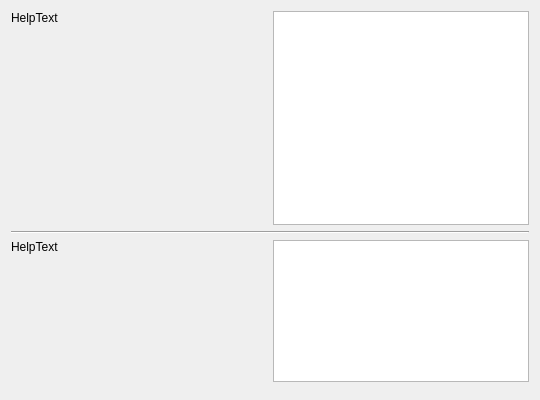
Qt form wizard/bootloader.ui (acritox/acritoxinstaller) before a commit.
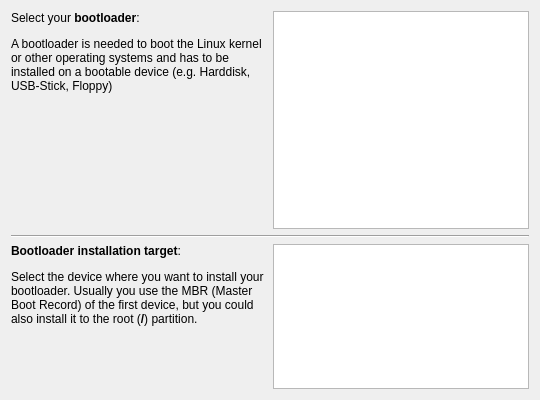
The same form after that commit.

```diff
--- a/wizard/bootloader.ui
+++ b/wizard/bootloader.ui
@@ -35,7 +35,12 @@
       </size>
      </property>
      <property name="text">
-      <string>HelpText</string>
+      <string>&lt;!DOCTYPE HTML PUBLIC &quot;-//W3C//DTD HTML 4.0//EN&quot; &quot;http://www.w3.org/TR/REC-html40/strict.dtd&quot;&gt;
+&lt;html&gt;&lt;head&gt;&lt;meta name=&quot;qrichtext&quot; content=&quot;1&quot; /&gt;&lt;style type=&quot;text/css&quot;&gt;
+p, li { white-space: pre-wrap; }
+&lt;/style&gt;&lt;/head&gt;&lt;body style=&quot; font-family:'DejaVu Sans'; font-size:9pt; font-weight:400; font-style:normal;&quot;&gt;
+&lt;p style=&quot; margin-top:0px; margin-bottom:0px; margin-left:0px; margin-right:0px; -qt-block-indent:0; text-indent:0px;&quot;&gt;Select your &lt;span style=&quot; font-weight:600;&quot;&gt;bootloader&lt;/span&gt;:&lt;/p&gt;
+&lt;p style=&quot; margin-top:12px; margin-bottom:12px; margin-left:0px; margin-right:0px; -qt-block-indent:0; text-indent:0px;&quot;&gt;A bootloader is needed to boot the Linux kernel or other operating systems and has to be installed on a bootable device (e.g. Harddisk, USB-Stick, Floppy)&lt;/p&gt;&lt;/body&gt;&lt;/html&gt;</string>
      </property>
      <property name="textFormat">
       <enum>Qt::RichText</enum>
@@ -83,7 +88,12 @@
       </size>
      </property>
      <property name="text">
-      <string>HelpText</string>
+      <string>&lt;!DOCTYPE HTML PUBLIC &quot;-//W3C//DTD HTML 4.0//EN&quot; &quot;http://www.w3.org/TR/REC-html40/strict.dtd&quot;&gt;
+&lt;html&gt;&lt;head&gt;&lt;meta name=&quot;qrichtext&quot; content=&quot;1&quot; /&gt;&lt;style type=&quot;text/css&quot;&gt;
+p, li { white-space: pre-wrap; }
+&lt;/style&gt;&lt;/head&gt;&lt;body style=&quot; font-family:'DejaVu Sans'; font-size:9pt; font-weight:400; font-style:normal;&quot;&gt;
+&lt;p style=&quot; margin-top:0px; margin-bottom:0px; margin-left:0px; margin-right:0px; -qt-block-indent:0; text-indent:0px;&quot;&gt;&lt;span style=&quot; font-weight:600;&quot;&gt;Bootloader installation target&lt;/span&gt;: &lt;/p&gt;
+&lt;p style=&quot; margin-top:12px; margin-bottom:12px; margin-left:0px; margin-right:0px; -qt-block-indent:0; text-indent:0px;&quot;&gt;Select the device where you want to install your bootloader. Usually you use the MBR (Master Boot Record) of the first device, but you could also install it to the root (&lt;span style=&quot; font-weight:600;&quot;&gt;/&lt;/span&gt;) partition. &lt;/p&gt;&lt;/body&gt;&lt;/html&gt;</string>
      </property>
      <property name="textFormat">
       <enum>Qt::RichText</enum>
@@ -114,6 +124,12 @@
      <property name="orientation">
       <enum>Qt::Vertical</enum>
      </property>
+     <property name="sizeHint" stdset="0">
+      <size>
+       <width>0</width>
+       <height>0</height>
+      </size>
+     </property>
     </spacer>
    </item>
   </layout>
```
